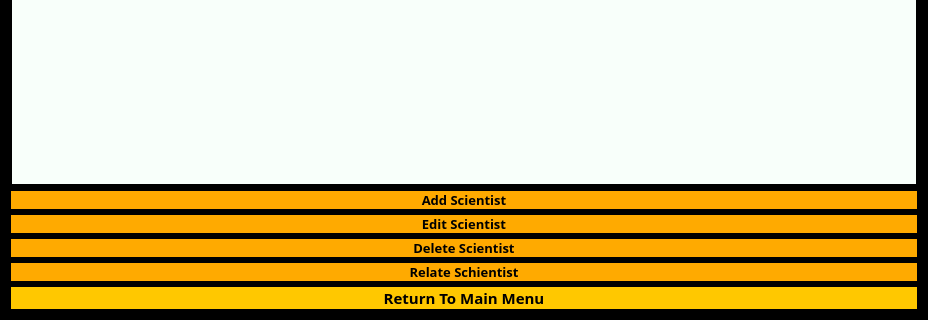
Above: scientistswindow.ui from stefanv15/verklegtNamskeid_skil3 before the change; both pictures show x 0 to 928 and y 161 to 481 of the 928 by 481 pixel window. Below: the same form after it.
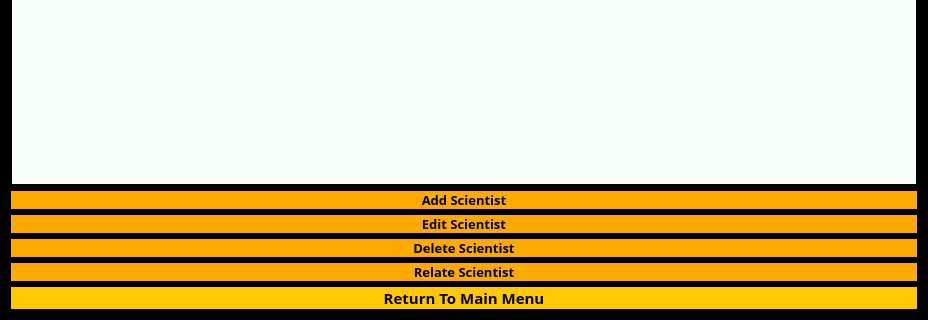
That is the form after the change.

What changed in the file:
```diff
--- a/scientistswindow.ui
+++ b/scientistswindow.ui
@@ -286,7 +286,7 @@
 }</string>
      </property>
      <property name="text">
-      <string>Relate Schientist</string>
+      <string>Relate Scientist</string>
      </property>
     </widget>
    </item>
```
